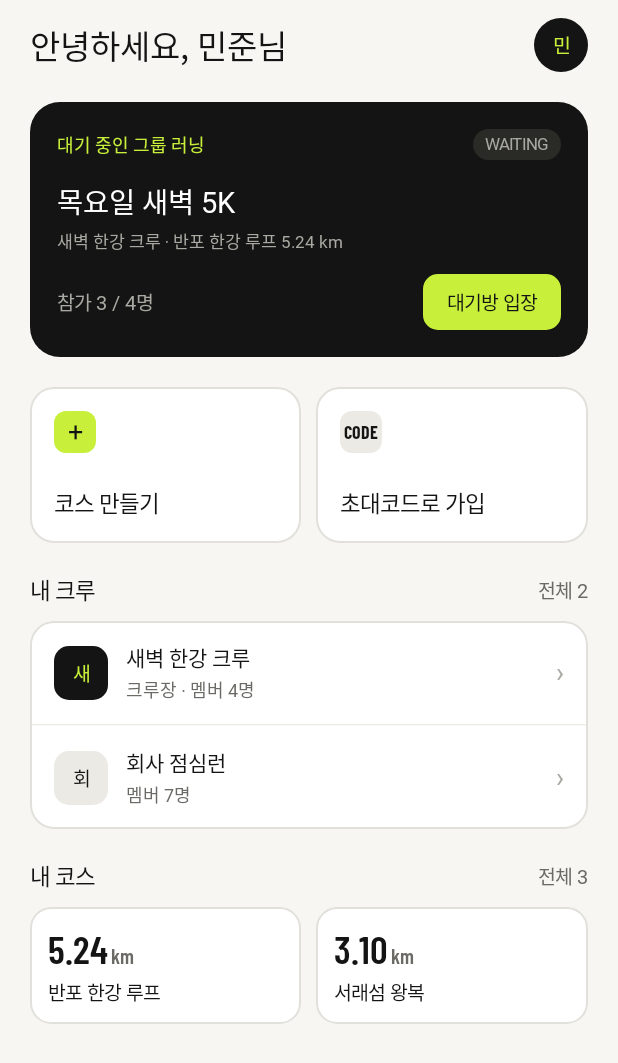
After one commit to sor999/dalmoi, an Android app built with Jetpack Compose: the composable HomeScreen shown on its own in the app's theme, on a phone screen of 412 x 824 dp. The commit adds this screen. Shown: the top 1063 px of the screen. Run offline under Robolectric (Android 15) with nearby library versions, the phone set to English and light mode, and no system bars; Roboto replaces fonts that are not available here.

Commit message:
feat: 홈 대시보드 UI 추가
- 대기 중 러닝과 내 크루 및 코스 요약 구성
- 같은 크기의 코스 생성 및 초대코드 가입 카드 추가

```diff
--- /dev/null
+++ b/android/app/src/main/java/com/sor999/dalmoi/presentation/home/HomeScreen.kt
@@ -0,0 +1,230 @@
+package com.sor999.dalmoi.presentation.home
+
+import androidx.compose.foundation.background
+import androidx.compose.foundation.layout.Arrangement
+import androidx.compose.foundation.layout.Box
+import androidx.compose.foundation.layout.Column
+import androidx.compose.foundation.layout.IntrinsicSize
+import androidx.compose.foundation.layout.Row
+import androidx.compose.foundation.layout.fillMaxHeight
+import androidx.compose.foundation.layout.fillMaxSize
+import androidx.compose.foundation.layout.fillMaxWidth
+import androidx.compose.foundation.layout.height
+import androidx.compose.foundation.layout.padding
+import androidx.compose.foundation.layout.size
+import androidx.compose.foundation.rememberScrollState
+import androidx.compose.foundation.shape.RoundedCornerShape
+import androidx.compose.foundation.verticalScroll
+import androidx.compose.material3.HorizontalDivider
+import androidx.compose.material3.Surface
+import androidx.compose.runtime.Composable
+import androidx.compose.ui.Alignment
+import androidx.compose.ui.Modifier
+import androidx.compose.ui.text.font.FontWeight
+import androidx.compose.ui.unit.dp
+import androidx.compose.ui.unit.sp
+import com.sor999.dalmoi.R
+import com.sor999.dalmoi.app.demo.DalmoiUiState
+import com.sor999.dalmoi.app.demo.kilometers
+import com.sor999.dalmoi.presentation.common.component.ActionButton
+import com.sor999.dalmoi.presentation.common.component.Avatar
+import com.sor999.dalmoi.presentation.common.component.Badge
+import com.sor999.dalmoi.presentation.common.component.Body
+import com.sor999.dalmoi.presentation.common.component.Caption
+import com.sor999.dalmoi.presentation.common.component.ContentCard
+import com.sor999.dalmoi.presentation.common.component.Metric
+import com.sor999.dalmoi.presentation.common.component.SectionTitle
+import com.sor999.dalmoi.presentation.common.component.label
+import com.sor999.dalmoi.presentation.common.theme.Palette
+import com.sor999.dalmoi.presentation.common.theme.Spacing
+
+@Composable
+fun HomeScreen(
+    state: DalmoiUiState,
+    onEditor: () -> Unit,
+    onCrews: () -> Unit,
+    onCrew: () -> Unit,
+    onWaiting: () -> Unit,
+    onCourse: (String) -> Unit,
+    modifier: Modifier = Modifier,
+) {
+    Column(
+        modifier.fillMaxSize().verticalScroll(rememberScrollState())
+            .padding(start = Spacing.Page, end = Spacing.Page, top = 12.dp, bottom = 12.dp),
+        verticalArrangement = Arrangement.spacedBy(20.dp),
+    ) {
+        Row(
+            Modifier.fillMaxWidth(),
+            verticalAlignment = Alignment.CenterVertically,
+            horizontalArrangement = Arrangement.SpaceBetween,
+        ) {
+            Body(label(R.string.home_greeting), size = 22.sp, weight = FontWeight.Bold)
+            Avatar("민", color = Palette.Ink, foreground = Palette.Lime, circle = true)
+        }
+        Surface(shape = RoundedCornerShape(20.dp), color = Palette.Ink, contentColor = Palette.White) {
+            Column(Modifier.padding(18.dp), verticalArrangement = Arrangement.spacedBy(14.dp)) {
+                Row(
+                    Modifier.fillMaxWidth(),
+                    verticalAlignment = Alignment.CenterVertically,
+                    horizontalArrangement = Arrangement.SpaceBetween,
+                ) {
+                    Body(
+                        label(R.string.home_waiting),
+                        size = 12.sp,
+                        weight = FontWeight.SemiBold,
+                        color = Palette.Lime,
+                    )
+                    Badge("WAITING", color = Palette.RunningBorder, foreground = Palette.Faint)
+                }
+                Column(verticalArrangement = Arrangement.spacedBy(4.dp)) {
+                    Body(state.runName, size = 19.sp, weight = FontWeight.Bold)
+                    Body(label(R.string.home_run_description), size = 11.5.sp, color = Palette.Faint)
+                }
+                Row(
+                    verticalAlignment = Alignment.CenterVertically,
+                    horizontalArrangement = Arrangement.spacedBy(8.dp),
+                ) {
+                    Body(
+                        label(R.string.run_participant_count),
+                        Modifier.weight(1f),
+                        size = 13.sp,
+                        color = Palette.Faint,
+                    )
+                    ActionButton(
+                        label(R.string.home_enter),
+                        onWaiting,
+                        height = 34.dp,
+                        fillWidth = false,
+                        horizontalPadding = 16.dp,
+                        color = Palette.Lime,
+                        foreground = Palette.Ink,
+                        fontSize = 13.sp,
+                        radius = 10.dp,
+                    )
+                }
+            }
+        }
+        Row(Modifier.height(IntrinsicSize.Min), horizontalArrangement = Arrangement.spacedBy(10.dp)) {
+            HomeShortcut(
+                label(R.string.course_title),
+                "+",
+                Palette.Lime,
+                onEditor,
+                Modifier.weight(1f).fillMaxHeight(),
+            )
+            HomeShortcut(
+                label(R.string.crew_join),
+                "CODE",
+                Palette.Soft,
+                onCrews,
+                Modifier.weight(1f).fillMaxHeight(),
+                numeric = true,
+            )
+        }
+        Column(verticalArrangement = Arrangement.spacedBy(10.dp)) {
+            SectionTitle(label(R.string.home_my_crews), detail = label(R.string.home_total_crews))
+            ContentCard(Modifier.fillMaxWidth(), radius = 16.dp) {
+                HomeCrewRow(
+                    "새",
+                    label(R.string.sample_crew),
+                    label(R.string.crew_owner_members),
+                    true,
+                    onCrew,
+                )
+                HorizontalDivider(color = Palette.Divider)
+                HomeCrewRow(
+                    "회",
+                    label(R.string.sample_company_crew),
+                    label(R.string.crew_company_members),
+                    false,
+                    onCrew,
+                )
+            }
+        }
+        Column(verticalArrangement = Arrangement.spacedBy(10.dp)) {
+            SectionTitle(label(R.string.home_my_courses), detail = label(R.string.home_total_courses))
+            Row(Modifier.height(IntrinsicSize.Min), horizontalArrangement = Arrangement.spacedBy(10.dp)) {
+                state.courses.take(2).forEach { course ->
+                    ContentCard(
+                        Modifier.weight(1f).fillMaxHeight(),
+                        radius = 14.dp,
+                        onClick = { onCourse(course.id) },
+                    ) {
+                        Column(Modifier.padding(12.dp), verticalArrangement = Arrangement.spacedBy(4.dp)) {
+                            Metric(
+                                kilometers(course.distanceMeters),
+                                size = 26.sp,
+                                weight = FontWeight.SemiBold,
+                                unit = label(R.string.course_kilometers),
+                                unitSize = 14.sp,
+                            )
+                            Body(course.name, size = 13.sp, weight = FontWeight.SemiBold)
+                        }
+                    }
+                }
+            }
+        }
+    }
+}
+
+@Composable
+private fun HomeShortcut(
+    title: String,
+    icon: String,
+    color: androidx.compose.ui.graphics.Color,
+    onClick: () -> Unit,
+    modifier: Modifier = Modifier,
+    numeric: Boolean = false,
+) {
+    ContentCard(modifier, radius = 16.dp, onClick = onClick) {
+        Column(Modifier.padding(16.dp), verticalArrangement = Arrangement.spacedBy(22.dp)) {
+            Box(
+                Modifier.size(28.dp).background(
+                    color,
+                    RoundedCornerShape(8.dp),
+                ),
+                contentAlignment = Alignment.Center,
+            ) {
+                if (numeric) {
+                    Metric(
+                        icon,
+                        size = 12.sp,
+                    )
+                } else {
+                    Body(
+                        icon,
+                        size = 18.sp,
+                        weight = FontWeight.Bold,
+                    )
+                }
+            }
+            Body(title, size = 15.sp, weight = FontWeight.Bold)
+        }
+    }
+}
+
+@Composable
+private fun HomeCrewRow(initial: String, name: String, description: String, owner: Boolean, onClick: () -> Unit) {
+    Surface(onClick = onClick, color = Palette.White) {
+        Row(
+            Modifier.fillMaxWidth().padding(
+                horizontal = 16.dp,
+                vertical = 14.dp,
+            ),
+            verticalAlignment = Alignment.CenterVertically,
+
+            horizontalArrangement = Arrangement.spacedBy(12.dp),
+        ) {
+            Avatar(
+                initial,
+                color = if (owner) Palette.Ink else Palette.Soft,
+                foreground = if (owner) Palette.Lime else Palette.Ink,
+            )
+            Column(Modifier.weight(1f), verticalArrangement = Arrangement.spacedBy(2.dp)) {
+                Body(name, weight = FontWeight.SemiBold)
+                Caption(description)
+            }
+            Body("›", size = 18.sp, color = Palette.Faint)
+        }
+    }
+}
--- a/android/app/src/main/res/values/strings.xml
+++ b/android/app/src/main/res/values/strings.xml
@@ -9,6 +9,22 @@
     <string name="auth_password">비밀번호</string>
     <string name="auth_signup">회원가입</string>
     <string name="course_back">뒤로</string>
+    <string name="course_kilometers">km</string>
+    <string name="course_title">코스 만들기</string>
+    <string name="crew_company_members">멤버 7명</string>
+    <string name="crew_join">초대코드로 가입</string>
+    <string name="crew_owner_members">크루장 · 멤버 4명</string>
+    <string name="home_enter">대기방 입장</string>
+    <string name="home_greeting">안녕하세요, 민준님</string>
+    <string name="home_my_courses">내 코스</string>
+    <string name="home_my_crews">내 크루</string>
+    <string name="home_run_description">새벽 한강 크루 · 반포 한강 루프 5.24 km</string>
+    <string name="home_total_courses">전체 3</string>
+    <string name="home_total_crews">전체 2</string>
+    <string name="home_waiting">대기 중인 그룹 러닝</string>
     <string name="map_add_point">경유지 추가</string>
     <string name="map_description">예시 코스 지도</string>
+    <string name="run_participant_count">참가 3 / 4명</string>
+    <string name="sample_company_crew">회사 점심런</string>
+    <string name="sample_crew">새벽 한강 크루</string>
 </resources>
```
